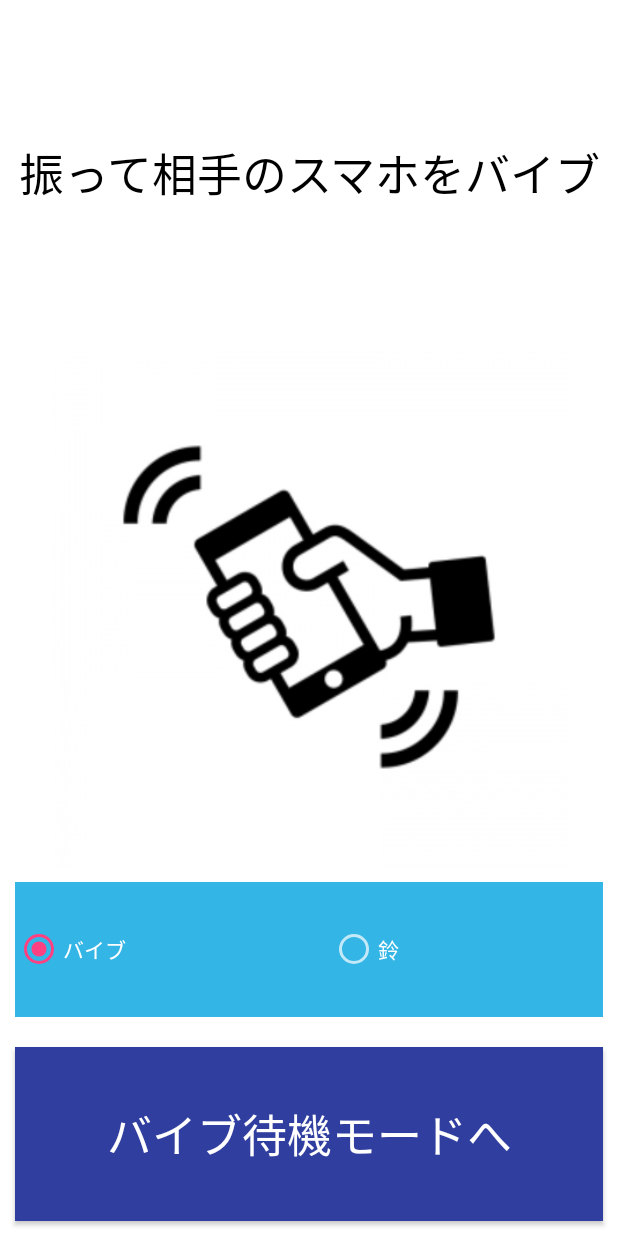
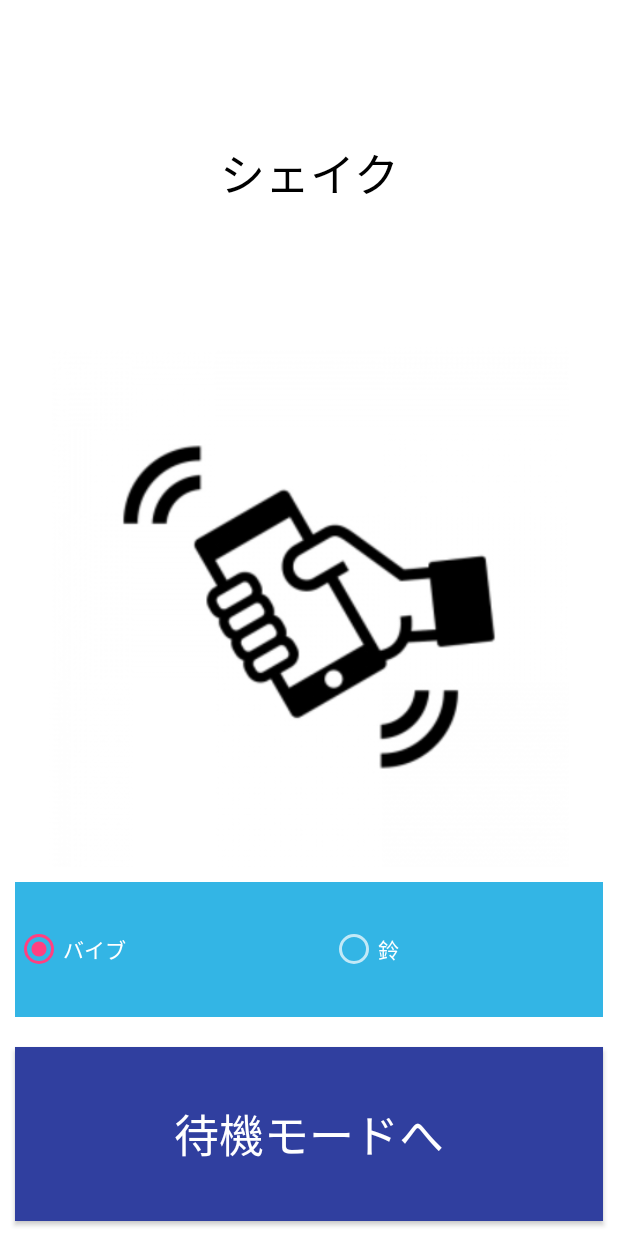
Before and after one commit to Masatsuna/ShakeandVibration, an Android app: the screen it shows after launch (MainActivity), on a phone screen of 412 x 824 dp. Run offline under Robolectric (Android 15) with nearby library versions, the phone set to English and light mode, and no system bars.

Commit message:
待機画面で画面が変わるように変更

```diff
--- a/app/src/main/res/values/strings.xml
+++ b/app/src/main/res/values/strings.xml
@@ -1,8 +1,8 @@
 <resources>
     <string name="app_name">Shake and Vibration</string>
     <string name="shake_Moke">シェイクモードへ</string>
-    <string name="vibration_Mode">バイブ待機モードへ</string>
-    <string name="vibration_wait">バイブ待機</string>
-    <string name="shake">振って相手のスマホをバイブ</string>
+    <string name="vibration_Mode">待機モードへ</string>
+    <string name="vibration_wait">待機</string>
+    <string name="shake">シェイク</string>
 
 </resources>
```
Also changed, not shown: app/src/main/java/com/example/masatsuna/shakeandvibration/MainActivity.java (+10 -1 lines), app/src/main/java/com/example/masatsuna/shakeandvibration/ReceiveActivity.java (+39 -1 lines), app/src/main/res/drawable/bell.jpg (added), app/src/main/res/drawable/vibe.jpg (added).
